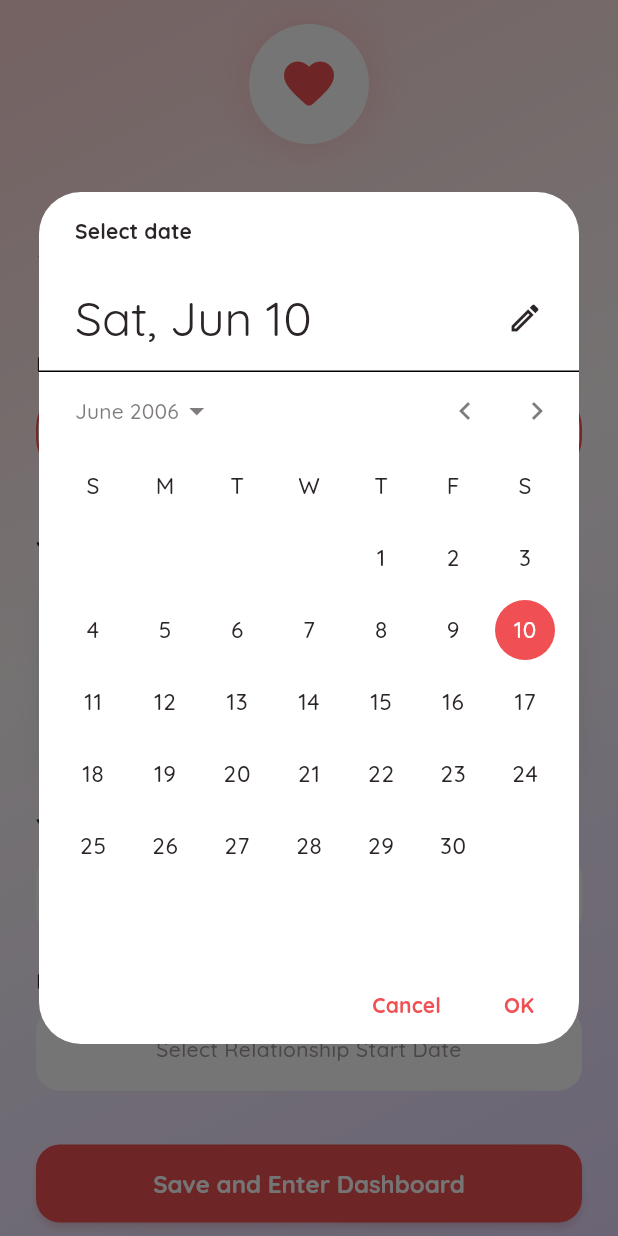
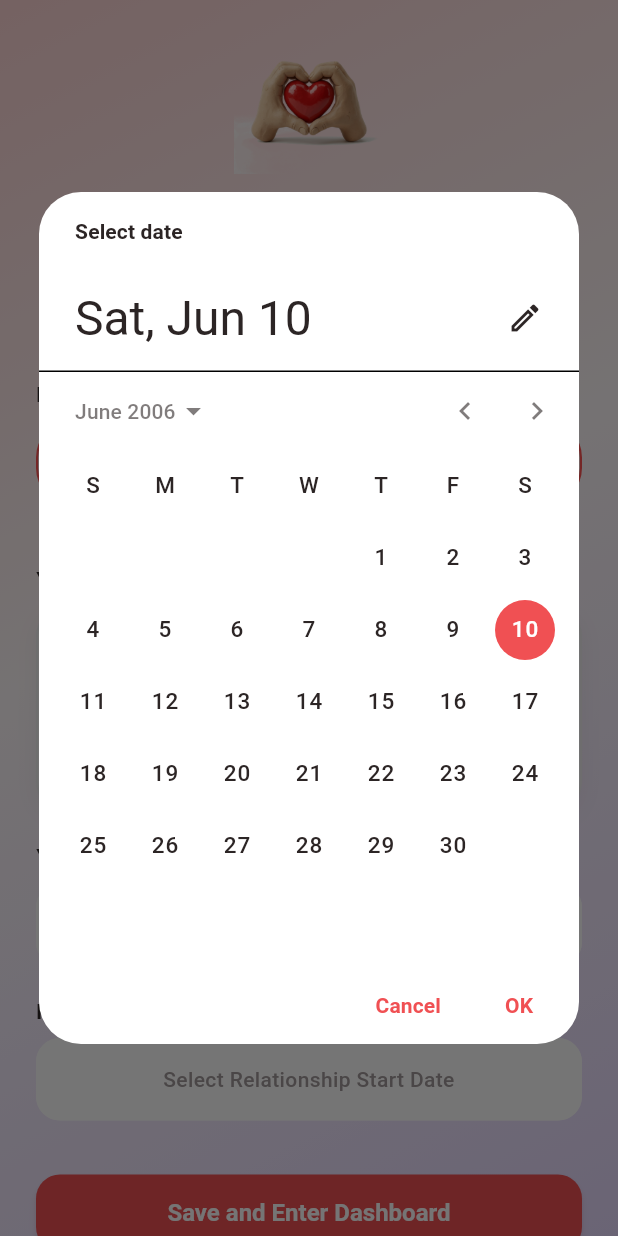
Before and after one commit to vickyadhi/Heart-to-Heart, a Flutter app: the InfoPage screen opened directly, after a tap on "Save and Enter Dashboard", after a tap on "Select Date of Birth", on a phone screen of 412 x 824 dp. Run offline on Flutter 3.47's test engine with Material 3 defaults, Android fonts, the phone set to English and light mode, and no system bars; our stand-ins replace battery_plus, cloud_firestore, firebase_auth, firebase_core, firebase_messaging, flutter_map and 6 more; missing offline and left inert: home_widget; accounts and stored records are empty; Roboto replaces fonts that are missing (Gotham).

Commit message:
Font Family updated

```diff
--- a/lib/pages/info_page.dart
+++ b/lib/pages/info_page.dart
@@ -1,6 +1,5 @@
 import 'package:flutter/material.dart';
 import 'package:provider/provider.dart';
-import 'package:google_fonts/google_fonts.dart';
 import '../services/auth_service.dart';
 import '../theme.dart';
 import 'dashboard_page.dart';
@@ -66,19 +65,19 @@ class _InfoPageState extends State<InfoPage> {
     if (!_formKey.currentState!.validate()) return;
     if (_dob == null) {
       ScaffoldMessenger.of(context).showSnackBar(
-        const SnackBar(content: Text('Please select your Date of Birth!')),
+        const SnackBar(content: Text('Please select your Date of Birth.')),
       );
       return;
     }
     if (_gender == null) {
       ScaffoldMessenger.of(context).showSnackBar(
-        const SnackBar(content: Text('Please select your gender!')),
+        const SnackBar(content: Text('Please select your gender.')),
       );
       return;
     }
     if (_anniversary == null) {
       ScaffoldMessenger.of(context).showSnackBar(
-        const SnackBar(content: Text('Please select your Anniversary date!')),
+        const SnackBar(content: Text('Please select your Anniversary date.')),
       );
       return;
     }
@@ -126,38 +125,22 @@ class _InfoPageState extends State<InfoPage> {
                     crossAxisAlignment: CrossAxisAlignment.stretch,
                     mainAxisAlignment: MainAxisAlignment.center,
                     children: [
-                      // Header Logo / Icon
+                      // Header Logo / Icon (3D Hands Heart)
                       Center(
-                        child: Container(
-                          width: 80,
-                          height: 80,
-                          decoration: BoxDecoration(
-                            color: Colors.white,
-                            shape: BoxShape.circle,
-                            boxShadow: [
-                              BoxShadow(
-                                color: AppTheme.primary.withOpacity(0.15),
-                                blurRadius: 20,
-                                spreadRadius: 4,
-                              ),
-                            ],
-                          ),
-                          child: const Center(
-                            child: Icon(
-                              Icons.favorite_rounded,
-                              color: AppTheme.primary,
-                              size: 40,
-                            ),
-                          ),
+                        child: Image.asset(
+                          'assets/images/hands_heart_3d.png',
+                          width: 100,
+                          height: 100,
+                          fit: BoxFit.contain,
                         ),
                       ),
                       const SizedBox(height: 24),
 
                       // Heading
-                      Text(
+                      const Text(
                         'Tell Us About Yourself',
                         textAlign: TextAlign.center,
-                        style: GoogleFonts.quicksand(
+                        style: TextStyle(
                           fontSize: 26,
                           fontWeight: FontWeight.bold,
                           color: AppTheme.textDark,
@@ -168,7 +151,7 @@ class _InfoPageState extends State<InfoPage> {
                       Text(
                         'This information helps connect you and your partner in a more meaningful way!',
                         textAlign: TextAlign.center,
-                        style: GoogleFonts.quicksand(
+                        style: TextStyle(
                           fontSize: 13,
                           color: AppTheme.textLight.withOpacity(0.8),
                           height: 1.4,
@@ -176,10 +159,10 @@ class _InfoPageState extends State<InfoPage> {
                       ),
                       const SizedBox(height: 32),
 
-                      // DISPLAY NAME
-                      Text(
+                      // DISPLAY NAME (How should your partner call you)
+                      const Text(
                         'How should your partner call you?',
-                        style: GoogleFonts.quicksand(
+                        style: TextStyle(
                           fontSize: 14,
                           fontWeight: FontWeight.bold,
                           color: AppTheme.textDark,
@@ -188,11 +171,10 @@ class _InfoPageState extends State<InfoPage> {
                       const SizedBox(height: 8),
                       TextFormField(
                         controller: _nameController,
-                        style: GoogleFonts.quicksand(fontSize: 15),
-                        decoration: InputDecoration(
+                        style: const TextStyle(fontSize: 15),
+                        decoration: const InputDecoration(
                           hintText: 'e.g., Sweetie, Vicky, Katija...',
                           fillColor: Colors.white,
-                          prefixIcon: const Icon(Icons.face_rounded, color: AppTheme.primary, size: 20),
                         ),
                         validator: (value) {
                           if (value == null || value.trim().isEmpty) {
@@ -204,9 +186,9 @@ class _InfoPageState extends State<InfoPage> {
                       const SizedBox(height: 20),
 
                       // GENDER SELECTOR
-                      Text(
+                      const Text(
                         'Your Gender',
-                        style: GoogleFonts.quicksand(
+                        style: TextStyle(
                           fontSize: 14,
                           fontWeight: FontWeight.bold,
                           color: AppTheme.textDark,
@@ -218,7 +200,7 @@ class _InfoPageState extends State<InfoPage> {
                           Expanded(
                             child: _buildGenderCard(
                               label: 'Male',
-                              icon: Icons.male_rounded,
+                              imageAsset: 'assets/images/male_avatar_3d.png',
                               isSelected: _gender == 'Male',
                               onTap: () => setState(() => _gender = 'Male'),
                             ),
@@ -227,7 +209,7 @@ class _InfoPageState extends State<InfoPage> {
                           Expanded(
                             child: _buildGenderCard(
                               label: 'Female',
-                              icon: Icons.female_rounded,
+                              imageAsset: 'assets/images/female_avatar_3d.png',
                               isSelected: _gender == 'Female',
                               onTap: () => setState(() => _gender = 'Female'),
                             ),
@@ -237,9 +219,9 @@ class _InfoPageState extends State<InfoPage> {
                       const SizedBox(height: 20),
 
                       // DATE OF BIRTH
-                      Text(
+                      const Text(
                         'Your Date of Birth',
-                        style: GoogleFonts.quicksand(
+                        style: TextStyle(
                           fontSize: 14,
                           fontWeight: FontWeight.bold,
                           color: AppTheme.textDark,
@@ -256,9 +238,9 @@ class _InfoPageState extends State<InfoPage> {
                       const SizedBox(height: 20),
 
                       // ANNIVERSARY DATE
-                      Text(
+                      const Text(
                         'Relationship Anniversary Date',
-                        style: GoogleFonts.quicksand(
+                        style: TextStyle(
                           fontSize: 14,
                           fontWeight: FontWeight.bold,
                           color: AppTheme.textDark,
@@ -294,9 +276,9 @@ class _InfoPageState extends State<InfoPage> {
                                   color: Colors.white,
                                 ),
                               )
-                            : Text(
+                            : const Text(
                                 'Save and Enter Dashboard',
-                                style: GoogleFonts.quicksand(
+                                style: TextStyle(
                                   fontSize: 16,
                                   fontWeight: FontWeight.bold,
                                   color: Colors.white,
@@ -316,7 +298,7 @@ class _InfoPageState extends State<InfoPage> {
 
   Widget _buildGenderCard({
     required String label,
-    required IconData icon,
+    required String imageAsset,
     required bool isSelected,
     required VoidCallback onTap,
   }) {
@@ -347,20 +329,18 @@ class _InfoPageState extends State<InfoPage> {
         child: Column(
           mainAxisSize: MainAxisSize.min,
           children: [
-            // Clean vector icon instead of checkerboard image asset
             SizedBox(
               width: 72,
               height: 72,
-              child: Icon(
-                icon,
-                size: 56,
-                color: isSelected ? AppTheme.primary : AppTheme.textLight,
+              child: Image.asset(
+                imageAsset,
+                fit: BoxFit.contain,
               ),
             ),
             const SizedBox(height: 10),
             Text(
               label,
-              style: GoogleFonts.quicksand(
+              style: TextStyle(
                 fontSize: 14,
                 fontWeight: FontWeight.bold,
                 color: isSelected ? AppTheme.primary : AppTheme.textDark,
@@ -413,7 +393,7 @@ class _InfoPageState extends State<InfoPage> {
               child: Text(
                 label,
                 textAlign: TextAlign.center,
-                style: GoogleFonts.quicksand(
+                style: TextStyle(
                   fontSize: 14,
                   fontWeight: isSelected ? FontWeight.w600 : FontWeight.w500,
                   color: isSelected ? AppTheme.textDark : AppTheme.textLight.withOpacity(0.7),
--- a/lib/pages/love_draw_page.dart
+++ b/lib/pages/love_draw_page.dart
@@ -3,7 +3,7 @@ import 'dart:ui' as ui;
 import 'package:flutter/material.dart';
 import 'package:flutter/rendering.dart';
 import 'package:provider/provider.dart';
-import 'package:google_fonts/google_fonts.dart';
+
 import '../services/connection_service.dart';
 import '../services/auth_service.dart';
 import '../theme.dart';
@@ -160,7 +160,7 @@ class _LoveDrawPageState extends State<LoveDrawPage> {
         ),
         title: Text(
           'Love Draw',
-          style: GoogleFonts.quicksand(
+          style: const TextStyle(
             fontSize: 20,
             fontWeight: FontWeight.bold,
             color: Colors.white,
@@ -401,7 +401,7 @@ class _LoveDrawPageState extends State<LoveDrawPage> {
                         )
                       : Text(
                           'Send Drawing to Partner',
-                          style: GoogleFonts.quicksand(
+                          style: const TextStyle(
                             fontSize: 15,
                             fontWeight: FontWeight.bold,
                             color: Colors.white,
--- a/lib/pages/splash_page.dart
+++ b/lib/pages/splash_page.dart
@@ -1,7 +1,6 @@
 import 'dart:async';
 import 'package:flutter/material.dart';
 import 'package:provider/provider.dart';
-import 'package:google_fonts/google_fonts.dart';
 import '../services/auth_service.dart';
 import '../theme.dart';
 import 'login_page.dart';
@@ -175,8 +174,10 @@ class _SplashPageState extends State<SplashPage> with SingleTickerProviderStateM
                       // App Name
                       Text(
                         'h2h',
-                        style: GoogleFonts.cherryBombOne(
+                        style: TextStyle(
+                          fontFamily: 'Gotham',
                           fontSize: 48,
+                          fontWeight: FontWeight.bold,
                           color: Colors.white,
                           letterSpacing: -1.0,
                         ),
--- a/lib/services/auth_service.dart
+++ b/lib/services/auth_service.dart
@@ -16,6 +16,7 @@ class AuthService extends ChangeNotifier {
   bool _isInitialized = false;
   StreamSubscription<DocumentSnapshot>? _userDocSubscription;
   String? _lastUnpairedPartnerName;
+  bool _unpairedByPartner = false;
 
   UserProfile? get currentUser => _currentUser;
   bool get isLoading => _isLoading;
@@ -23,9 +24,15 @@ class AuthService extends ChangeNotifier {
   bool get isAuthenticated => _currentUser != null;
   bool get isPaired => _currentUser?.partnerUid != null && _currentUser!.partnerUid!.isNotEmpty;
   String? get lastUnpairedPartnerName => _lastUnpairedPartnerName;
+  bool get unpairedByPartner => _unpairedByPartner;
 
   void clearLastUnpairedPartnerName() {
     _lastUnpairedPartnerName = null;
+  }
+
+  void clearUnpairedByPartnerFlag() {
+    _unpairedByPartner = false;
+    notifyListeners();
   }
 
   AuthService() {
@@ -102,7 +109,16 @@ class AuthService extends ChangeNotifier {
         .snapshots()
         .listen((snap) {
       if (snap.exists && snap.data() != null) {
-        _currentUser = UserProfile.fromMap(snap.data()!);
+        final data = snap.data()!;
+        if (data['unpairedByPartner'] == true) {
+          _unpairedByPartner = true;
+          _lastUnpairedPartnerName = data['lastPartnerName'];
+          _firestore.collection('users').doc(uid).update({
+            'unpairedByPartner': FieldValue.delete(),
+            'lastPartnerName': FieldValue.delete(),
+          }).catchError((e) => debugPrint('Error deleting unpaired fields: $e'));
+        }
+        _currentUser = UserProfile.fromMap(data);
         notifyListeners();
       }
     }, onError: (e) {
@@ -147,6 +163,14 @@ class AuthService extends ChangeNotifier {
             .update({'isOnline': true})
             .catchError((e) => debugPrint('isOnline update error: $e'));
         data['isOnline'] = true;
+        if (data['unpairedByPartner'] == true) {
+          _unpairedByPartner = true;
+          _lastUnpairedPartnerName = data['lastPartnerName'];
+          _firestore.collection('users').doc(uid).update({
+            'unpairedByPartner': FieldValue.delete(),
+            'lastPartnerName': FieldValue.delete(),
+          }).catchError((e) => debugPrint('Error deleting unpaired fields: $e'));
+        }
         if (data['pairingCode'] == null || (data['pairingCode'] as String).isEmpty) {
           final pairingCode = await _generateUniquePairingCode()
               .timeout(const Duration(seconds: 8));
@@ -529,6 +553,8 @@ class AuthService extends ChangeNotifier {
           'partnerUid': FieldValue.delete(),
           'partnerName': FieldValue.delete(),
           'connectedAt': FieldValue.delete(),
+          'unpairedByPartner': true,
+          'lastPartnerName': _currentUser!.displayName,
         });
       }
     } catch (e) {
@@ -540,7 +566,9 @@ class AuthService extends ChangeNotifier {
   // Clear partner details reactively when partner unpairs us
   void clearPartnerDetails() {
     if (_currentUser == null) return;
-    _lastUnpairedPartnerName = _currentUser!.partnerNickname ?? _currentUser!.partnerName;
+    if (!_unpairedByPartner) {
+      _lastUnpairedPartnerName = _currentUser!.partnerNickname ?? _currentUser!.partnerName;
+    }
     _currentUser = _currentUser!.clearPartner();
     notifyListeners();
   }
```
Also changed, not shown: lib/main.dart (+11 -2 lines), lib/pages/dashboard_page.dart (+9 -9 lines), lib/pages/ghost_type_game_page.dart (+6 -6 lines), lib/pages/pairing_page.dart (+42 -8 lines), lib/pages/profile_page.dart (+21 -21 lines), lib/pages/write_note_page.dart (+8 -9 lines), lib/services/connection_service.dart (+11 -2 lines), lib/theme.dart (+11 -12 lines), lib/widgets/editable_sticky_note.dart (+8 -8 lines), pubspec.yaml (+8 -0 lines), 2 other files.
